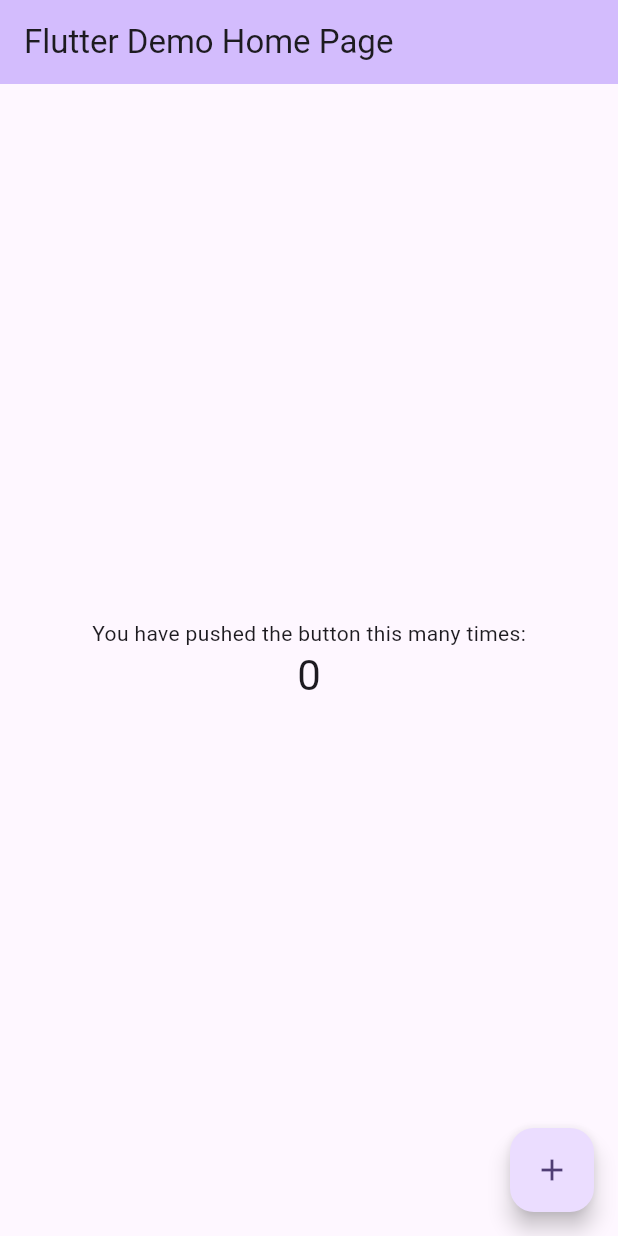
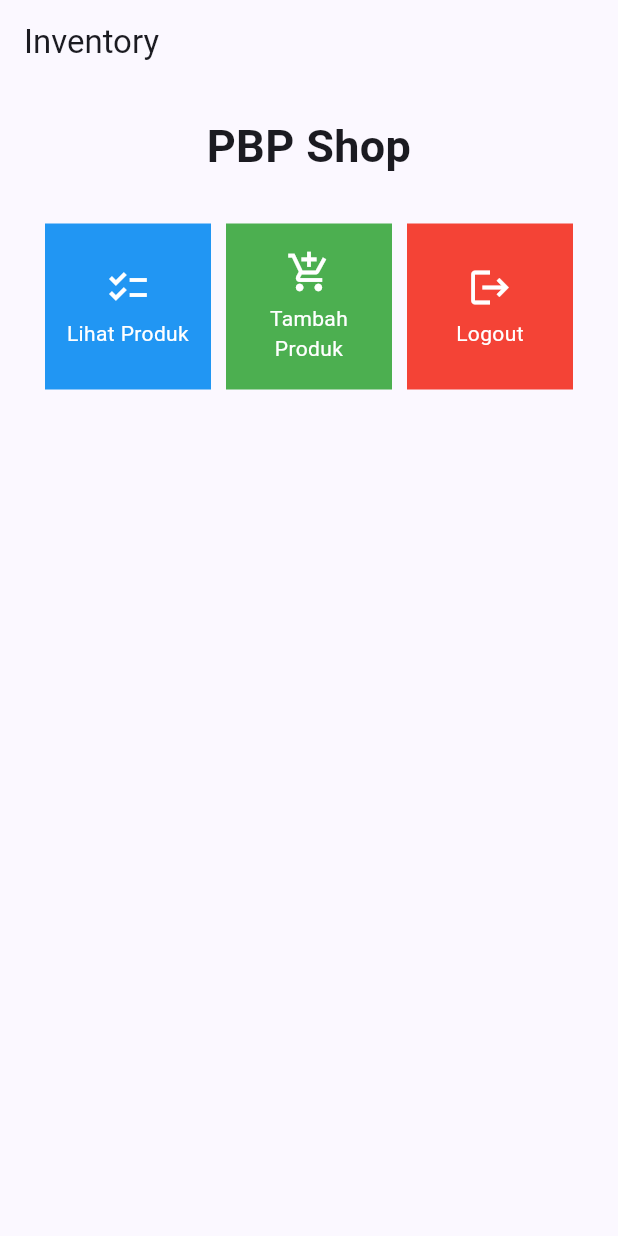
Before and after one commit to ChillTheCode/inventorypbp, a Flutter app: the screen it shows after launch, on a phone screen of 412 x 824 dp. Run offline on Flutter 3.47's test engine with Material 2 defaults, Android fonts, the phone set to English and light mode, and no system bars.

Commit message:
<PBPINVENTORY>

```diff
--- a/lib/main.dart
+++ b/lib/main.dart
@@ -1,4 +1,5 @@
 import 'package:flutter/material.dart';
+import 'package:inventorypbp/menu.dart';
 
 void main() {
   runApp(const MyApp());
@@ -28,98 +29,10 @@ class MyApp extends StatelessWidget {
         //
         // This works for code too, not just values: Most code changes can be
         // tested with just a hot reload.
-        colorScheme: ColorScheme.fromSeed(seedColor: Colors.deepPurple),
+        colorScheme: ColorScheme.fromSeed(seedColor: Colors.indigo),
         useMaterial3: true,
       ),
-      home: const MyHomePage(title: 'Flutter Demo Home Page'),
+      home: MyHomePage(),
     );
   }
 }
-
-class MyHomePage extends StatefulWidget {
-  const MyHomePage({super.key, required this.title});
-
-  // This widget is the home page of your application. It is stateful, meaning
-  // that it has a State object (defined below) that contains fields that affect
-  // how it looks.
-
-  // This class is the configuration for the state. It holds the values (in this
-  // case the title) provided by the parent (in this case the App widget) and
-  // used by the build method of the State. Fields in a Widget subclass are
-  // always marked "final".
-
-  final String title;
-
-  @override
-  State<MyHomePage> createState() => _MyHomePageState();
-}
-
-class _MyHomePageState extends State<MyHomePage> {
-  int _counter = 0;
-
-  void _incrementCounter() {
-    setState(() {
-      // This call to setState tells the Flutter framework that something has
-      // changed in this State, which causes it to rerun the build method below
-      // so that the display can reflect the updated values. If we changed
-      // _counter without calling setState(), then the build method would not be
-      // called again, and so nothing would appear to happen.
-      _counter++;
-    });
-  }
-
-  @override
-  Widget build(BuildContext context) {
-    // This method is rerun every time setState is called, for instance as done
-    // by the _incrementCounter method above.
-    //
-    // The Flutter framework has been optimized to make rerunning build methods
-    // fast, so that you can just rebuild anything that needs updating rather
-    // than having to individually change instances of widgets.
-    return Scaffold(
-      appBar: AppBar(
-        // TRY THIS: Try changing the color here to a specific color (to
-        // Colors.amber, perhaps?) and trigger a hot reload to see the AppBar
-        // change color while the other colors stay the same.
-        backgroundColor: Theme.of(context).colorScheme.inversePrimary,
-        // Here we take the value from the MyHomePage object that was created by
-        // the App.build method, and use it to set our appbar title.
-        title: Text(widget.title),
-      ),
-      body: Center(
-        // Center is a layout widget. It takes a single child and positions it
-        // in the middle of the parent.
-        child: Column(
-          // Column is also a layout widget. It takes a list of children and
-          // arranges them vertically. By default, it sizes itself to fit its
-          // children horizontally, and tries to be as tall as its parent.
-          //
-          // Column has various properties to control how it sizes itself and
-          // how it positions its children. Here we use mainAxisAlignment to
-          // center the children vertically; the main axis here is the vertical
-          // axis because Columns are vertical (the cross axis would be
-          // horizontal).
-          //
-          // TRY THIS: Invoke "debug painting" (choose the "Toggle Debug Paint"
-          // action in the IDE, or press "p" in the console), to see the
-          // wireframe for each widget.
-          mainAxisAlignment: MainAxisAlignment.center,
-          children: <Widget>[
-            const Text(
-              'You have pushed the button this many times:',
-            ),
-            Text(
-              '$_counter',
-              style: Theme.of(context).textTheme.headlineMedium,
-            ),
-          ],
-        ),
-      ),
-      floatingActionButton: FloatingActionButton(
-        onPressed: _incrementCounter,
-        tooltip: 'Increment',
-        child: const Icon(Icons.add),
-      ), // This trailing comma makes auto-formatting nicer for build methods.
-    );
-  }
-}
--- /dev/null
+++ b/lib/menu.dart
@@ -0,0 +1,113 @@
+import 'package:flutter/material.dart';
+
+class MyHomePage extends StatelessWidget {
+    MyHomePage({Key? key}) : super(key: key);
+    final List<ShopItem> items = [
+    ShopItem("Lihat Produk", Icons.checklist, Colors.blue), // Tambahkan warna untuk Lihat Produk
+    ShopItem("Tambah Produk", Icons.add_shopping_cart, Colors.green), // Tambahkan warna untuk Tambah Produk
+    ShopItem("Logout", Icons.logout, Colors.red), // Tambahkan warna untuk Logout
+    ];
+    @override
+    Widget build(BuildContext context) {
+        return Scaffold(
+            appBar: AppBar(
+                title: const Text(
+                'Inventory',
+                ),
+            ),
+            body: SingleChildScrollView(
+                // Widget wrapper yang dapat discroll
+                child: Padding(
+                padding: const EdgeInsets.all(10.0), // Set padding dari halaman
+                child: Column(
+                    // Widget untuk menampilkan children secara vertikal
+                    children: <Widget>[
+                    const Padding(
+                        padding: EdgeInsets.only(top: 10.0, bottom: 10.0),
+                        // Widget Text untuk menampilkan tulisan dengan alignment center dan style yang sesuai
+                        child: Text(
+                        'PBP Shop', // Text yang menandakan toko
+                        textAlign: TextAlign.center,
+                        style: TextStyle(
+                            fontSize: 30,
+                            fontWeight: FontWeight.bold,
+                        ),
+                        ),
+                    ),
+                    // Grid layout
+                    GridView.count(
+                        // Container pada card kita.
+                        primary: true,
+                        padding: const EdgeInsets.all(20),
+                        crossAxisSpacing: 10,
+                        mainAxisSpacing: 10,
+                        crossAxisCount: 3,
+                        shrinkWrap: true,
+                        children: items.map((ShopItem item) {
+                        // Iterasi untuk setiap item
+                        return ShopCard(item);
+                        }).toList(),
+                    ),
+                    ],
+                ),
+                ),
+            ),
+            );
+    }
+}
+
+
+
+
+class ShopItem {
+  final String name;
+  final IconData icon;
+  final Color color; // Tambahkan properti color
+
+  ShopItem(this.name, this.icon, this.color);
+}
+
+class ShopCard extends StatelessWidget {
+  final ShopItem item;
+
+  const ShopCard(this.item, {super.key}); // Constructor
+
+  @override
+  Widget build(BuildContext context) {
+    return Material(
+      color: item.color,
+      child: InkWell(
+        // Area responsive terhadap sentuhan
+        onTap: () {
+          // Memunculkan SnackBar ketika diklik
+          ScaffoldMessenger.of(context)
+            ..hideCurrentSnackBar()
+            ..showSnackBar(SnackBar(
+                content: Text("Kamu telah menekan tombol ${item.name}!")));
+        },
+        child: Container(
+          // Container untuk menyimpan Icon dan Text
+          padding: const EdgeInsets.all(8),
+          child: Center(
+            child: Column(
+              mainAxisAlignment: MainAxisAlignment.center,
+              children: [
+                Icon(
+                  item.icon,
+                  color: Colors.white,
+                  size: 30.0,
+                ),
+                const Padding(padding: EdgeInsets.all(3)),
+                Text(
+                  item.name,
+                  textAlign: TextAlign.center,
+                  style: const TextStyle(color: Colors.white),
+                ),
+              ],
+            ),
+          ),
+        ),
+      ),
+    );
+  }
+}
```
Also changed, not shown: 1 other file.
